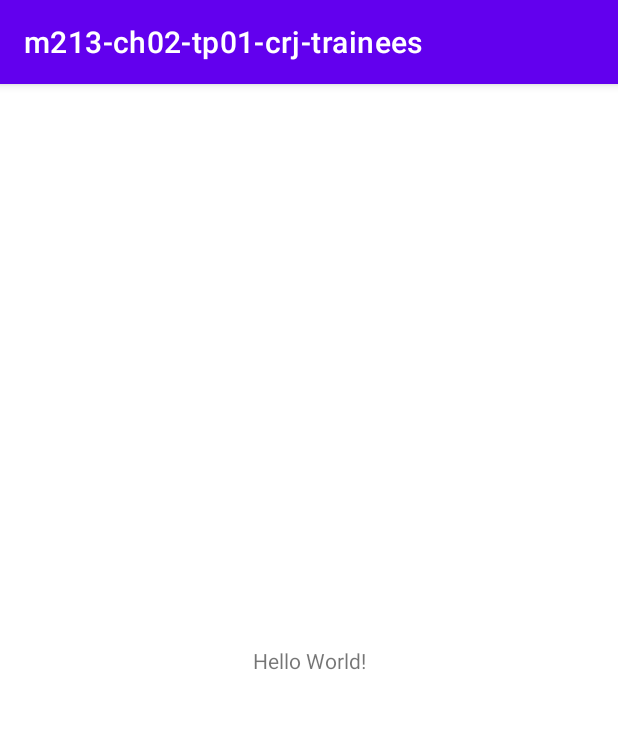
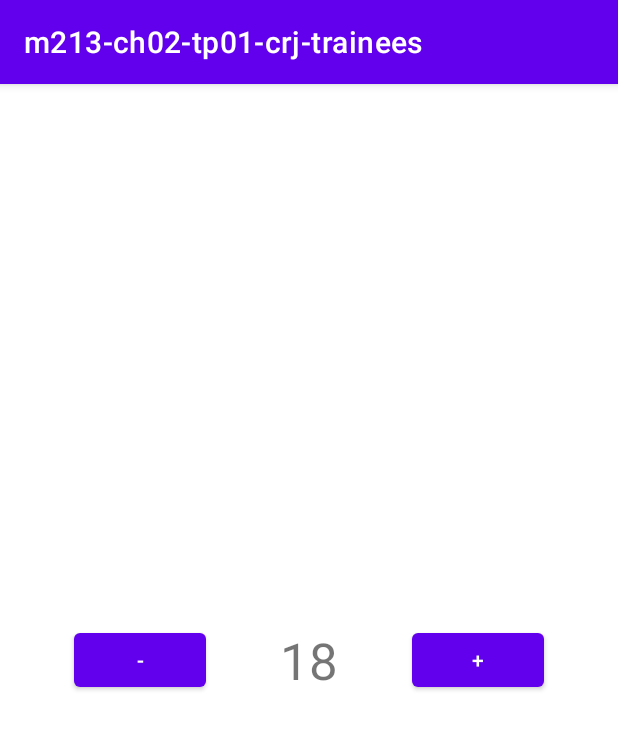
Before and after one commit to anouar-derdouri-development/22-23-m213-ch02-tp02, an Android app: the screen it shows after launch (Ex01Activity), on a phone screen of 412 x 824 dp. Shown: the top 729 px of the screen. Run offline under Robolectric (Android 15) with nearby library versions, the phone set to English and light mode, and no system bars.

Commit message:
Ex01 (Java & Kotlin)

```diff
--- a/app/build.gradle
+++ b/app/build.gradle
@@ -1,5 +1,6 @@
 plugins {
     id 'com.android.application'
+    id 'org.jetbrains.kotlin.android'
 }
 
 android {
--- a/app/src/main/java/com/example/m213_ch02_tp01_crj_trainees/Ex01Activity.java
+++ b/app/src/main/java/com/example/m213_ch02_tp01_crj_trainees/Ex01Activity.java
@@ -1,14 +1,59 @@
 package com.example.m213_ch02_tp01_crj_trainees;
 
+import androidx.annotation.NonNull;
 import androidx.appcompat.app.AppCompatActivity;
 
 import android.os.Bundle;
+import android.widget.Button;
+import android.widget.TextView;
 
 public class Ex01Activity extends AppCompatActivity {
+    Button btnEx01Minus;
+    Button btnEx01Plus;
+    TextView tvEx01Age;
+
+    int min = 18;
+    int max = 30;
+    int age = min + 1;
 
     @Override
     protected void onCreate(Bundle savedInstanceState) {
         super.onCreate(savedInstanceState);
         setContentView(R.layout.activity_ex01);
+
+        btnEx01Minus = findViewById(R.id.btnEx01Minus);
+        btnEx01Plus = findViewById(R.id.btnEx01Plus);
+        tvEx01Age = findViewById(R.id.tvEx01Age);
+
+        btnEx01Minus.setOnClickListener(view -> {
+            if (age > min) {
+                age--;
+                tvEx01Age.setText(String.valueOf(age));
+            }
+        });
+
+        btnEx01Plus.setOnClickListener(view -> {
+            if (age < max) {
+                age++;
+                tvEx01Age.setText(String.valueOf(age));
+            }
+        });
+
+        btnEx01Minus.performClick();
+    }
+
+    @Override
+    protected void onSaveInstanceState(@NonNull Bundle outState) {
+        super.onSaveInstanceState(outState);
+
+        outState.putInt("age", age);
+    }
+
+    @Override
+    protected void onRestoreInstanceState(@NonNull Bundle savedInstanceState) {
+        super.onRestoreInstanceState(savedInstanceState);
+
+        age = savedInstanceState.getInt("age");
+        tvEx01Age.setText(String.valueOf(age));
     }
 }
--- a/app/src/main/res/layout/activity_ex01.xml
+++ b/app/src/main/res/layout/activity_ex01.xml
@@ -4,15 +4,41 @@
     xmlns:tools="http://schemas.android.com/tools"
     android:layout_width="match_parent"
     android:layout_height="match_parent"
-    tools:context=".Ex01Activity">
+    tools:context=".Ex01KotlinActivity">
+
+    <Button
+        android:id="@+id/btnEx01Minus"
+        android:layout_width="wrap_content"
+        android:layout_height="wrap_content"
+        android:text="-"
+        app:layout_constraintBottom_toBottomOf="parent"
+        app:layout_constraintEnd_toStartOf="@+id/tvEx01Age"
+        app:layout_constraintHorizontal_bias="0.5"
+        app:layout_constraintStart_toStartOf="parent"
+        app:layout_constraintTop_toTopOf="parent"
+        app:layout_constraintVertical_bias="0.5" />
+
+    <Button
+        android:id="@+id/btnEx01Plus"
+        android:layout_width="wrap_content"
+        android:layout_height="wrap_content"
+        android:text="+"
+        app:layout_constraintBottom_toBottomOf="parent"
+        app:layout_constraintEnd_toEndOf="parent"
+        app:layout_constraintHorizontal_bias="0.5"
+        app:layout_constraintStart_toEndOf="@+id/tvEx01Age"
+        app:layout_constraintTop_toTopOf="parent"
+        app:layout_constraintVertical_bias="0.5" />
 
     <TextView
+        android:id="@+id/tvEx01Age"
         android:layout_width="wrap_content"
         android:layout_height="wrap_content"
-        android:text="Hello World!"
+        android:textSize="34sp"
         app:layout_constraintBottom_toBottomOf="parent"
-        app:layout_constraintEnd_toEndOf="parent"
-        app:layout_constraintStart_toStartOf="parent"
-        app:layout_constraintTop_toTopOf="parent" />
-
+        app:layout_constraintEnd_toStartOf="@+id/btnEx01Plus"
+        app:layout_constraintHorizontal_bias="0.5"
+        app:layout_constraintStart_toEndOf="@+id/btnEx01Minus"
+        app:layout_constraintTop_toTopOf="parent"
+        app:layout_constraintVertical_bias="0.5" />
 </androidx.constraintlayout.widget.ConstraintLayout>
--- a/build.gradle
+++ b/build.gradle
@@ -2,4 +2,5 @@
 plugins {
     id 'com.android.application' version '7.4.2' apply false
     id 'com.android.library' version '7.4.2' apply false
+    id 'org.jetbrains.kotlin.android' version '1.8.0' apply false
 }
```
Also changed, not shown: app/src/main/AndroidManifest.xml (+13 -0 lines), app/src/main/java/com/example/m213_ch02_tp01_crj_trainees/Ex01KotlinActivity.kt (added, +31 -0 lines).
